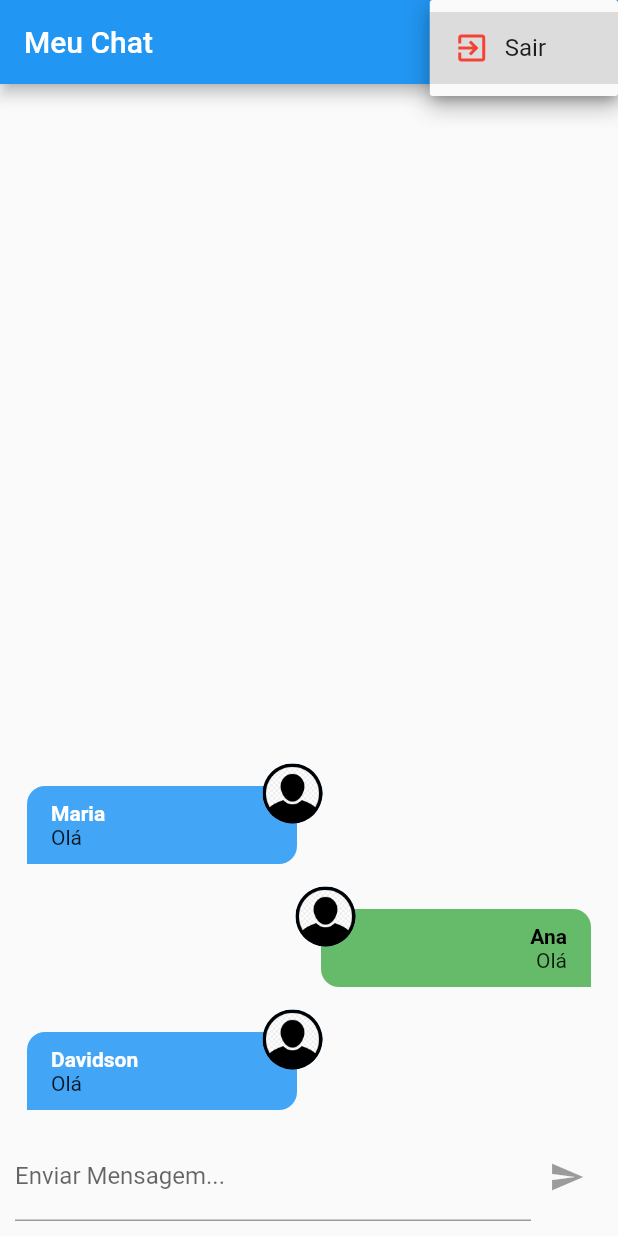
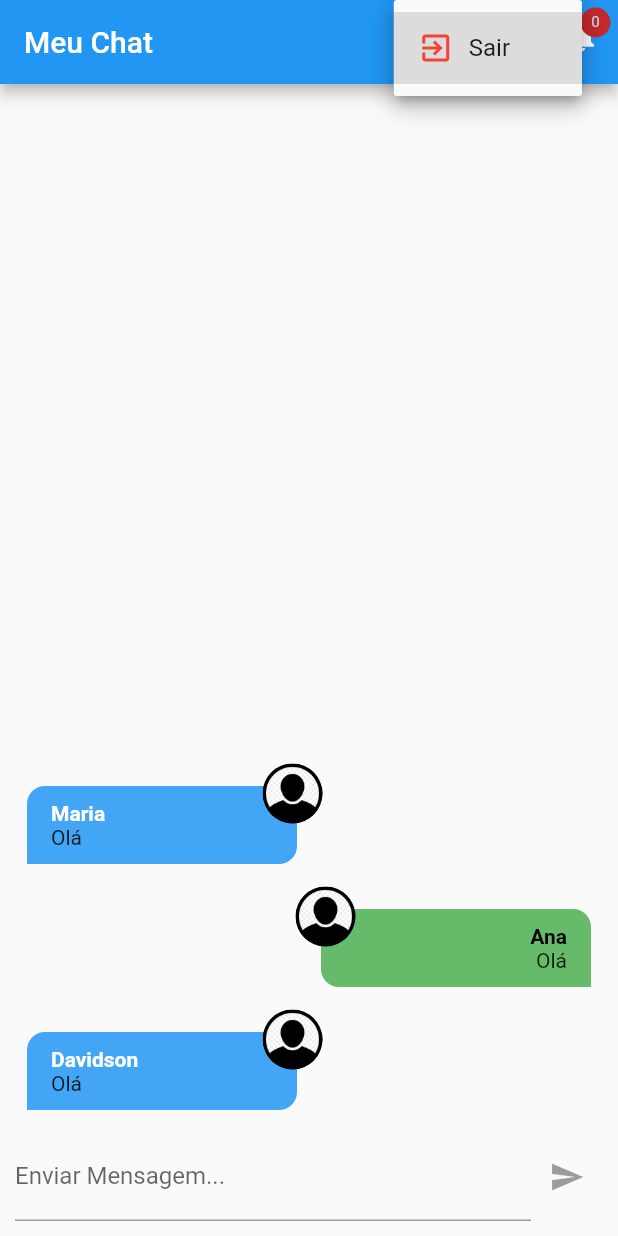
Before and after one commit to Davidson031/AplicacaoChatFlutter, a Flutter app: the screen it shows after launch, after a tap on the "more vert" icon, on a phone screen of 412 x 824 dp. Run offline on Flutter 3.47's test engine with Material 2 defaults, Android fonts, the phone set to English and light mode, and no system bars; our stand-ins replace firebase_core, image_picker; accounts and stored records are empty.

```diff
--- a/lib/core/services/notification/push_notification_service.dart
+++ b/lib/core/services/notification/chat_notification_service.dart
@@ -1,11 +1,15 @@
 import 'package:chat/core/models/chat_notification.dart';
 import 'package:flutter/cupertino.dart';
 
-class PushNotificationService with ChangeNotifier {
+class ChatNotificationService with ChangeNotifier {
   List<ChatNotification> _items = [];
 
   List<ChatNotification> get items {
     return [..._items];
+  }
+
+  int get itemsCount {
+    return _items.length;
   }
 
   void add(ChatNotification notification) {
--- a/lib/main.dart
+++ b/lib/main.dart
@@ -1,4 +1,4 @@
-import 'package:chat/core/services/notification/push_notification_service.dart';
+import 'package:chat/core/services/notification/chat_notification_service.dart';
 import 'package:chat/screens/auth_or_app_page.dart';
 import 'package:flutter/material.dart';
 import 'package:provider/provider.dart';
@@ -14,7 +14,7 @@ class MyApp extends StatelessWidget {
   Widget build(BuildContext context) {
     return MultiProvider(
       providers: [
-        ChangeNotifierProvider(create: (_) => PushNotificationService()),
+        ChangeNotifierProvider(create: (_) => ChatNotificationService()),
       ],
       child: MaterialApp(
         debugShowCheckedModeBanner: false,
--- a/lib/screens/auth_or_app_page.dart
+++ b/lib/screens/auth_or_app_page.dart
@@ -1,18 +1,27 @@
 import 'package:chat/core/services/auth/auth_mock_service.dart';
-import 'package:chat/core/services/auth/auth_service.dart';
 import 'package:flutter/material.dart';
 import '../core/models/chat_user.dart';
 import 'auth_page.dart';
 import 'chat_page.dart';
 import 'loading_page.dart';
+import 'package:firebase_core/firebase_core.dart';
 
 class AuthOrAppPage extends StatelessWidget {
   const AuthOrAppPage({super.key});
 
+  Future<void> init(BuildContext context) async {
+    await Firebase.initializeApp();
+  }
+
   @override
   Widget build(BuildContext context) {
-    return Scaffold(
-      body: StreamBuilder<ChatUser?>(
+    return FutureBuilder(
+      future: init(context),
+      builder: (context, snapshot) {
+        if (snapshot.connectionState == ConnectionState.waiting) {
+          return const LoadingPage();
+        } else {
+          return StreamBuilder<ChatUser?>(
             stream: AuthMockService().userChanges,
             builder: (ctx, snapshot) {
               if (snapshot.connectionState == ConnectionState.waiting) {
@@ -21,7 +30,9 @@ class AuthOrAppPage extends StatelessWidget {
                 return snapshot.hasData ? const ChatPage() : const AuthPage();
               }
             },
-      ),
+          );
+        }
+      },
     );
   }
 }
--- a/lib/screens/chat_page.dart
+++ b/lib/screens/chat_page.dart
@@ -1,13 +1,18 @@
 // ignore_for_file: prefer_const_literals_to_create_immutables, prefer_const_constructors
 
+import 'dart:math';
+
+import 'package:chat/core/models/chat_notification.dart';
 import 'package:chat/core/models/chat_user.dart';
 import 'package:chat/core/services/auth/auth_service.dart';
 import 'package:chat/core/services/chat/chat_mock_service.dart';
 import 'package:chat/widgets/messages.dart';
 import 'package:chat/widgets/new_message.dart';
 import 'package:flutter/material.dart';
-
+import 'package:provider/provider.dart';
 import '../core/models/chat_message.dart';
+import '../core/services/notification/chat_notification_service.dart';
+import 'notification_page.dart';
 
 class ChatPage extends StatelessWidget {
   const ChatPage({super.key});
@@ -42,7 +47,30 @@ class ChatPage extends StatelessWidget {
               Icons.more_vert,
               color: Theme.of(context).primaryIconTheme.color,
             ),
-          )
+          ),
+          Stack(
+            children: [
+              IconButton(
+                onPressed: () {
+                  Navigator.of(context).push(MaterialPageRoute(
+                      builder: (context) => NotificationPage()));
+                },
+                icon: Icon(Icons.notifications),
+              ),
+              Positioned(
+                top: 5,
+                right: 5,
+                child: CircleAvatar(
+                  maxRadius: 10,
+                  backgroundColor: Colors.red.shade800,
+                  child: Text(
+                    '${Provider.of<ChatNotificationService>(context).itemsCount}',
+                    style: TextStyle(fontSize: 10),
+                  ),
+                ),
+              ),
+            ],
+          ),
         ],
       ),
       body: SafeArea(
--- a/pubspec.yaml
+++ b/pubspec.yaml
@@ -38,6 +38,8 @@ dependencies:
   # Use with the CupertinoIcons class for iOS style icons.
   cupertino_icons: ^1.0.2
   provider: ^6.0.4
+  cloud_firestore: ^4.0.5
+  firebase_auth: ^4.1.2
 
 dev_dependencies:
   flutter_test:
```
Also changed, not shown: lib/screens/notification_page.dart (added, +27 -0 lines), pubspec.lock, 4 other files. Lines whose indentation alone changed are shown as unchanged.
